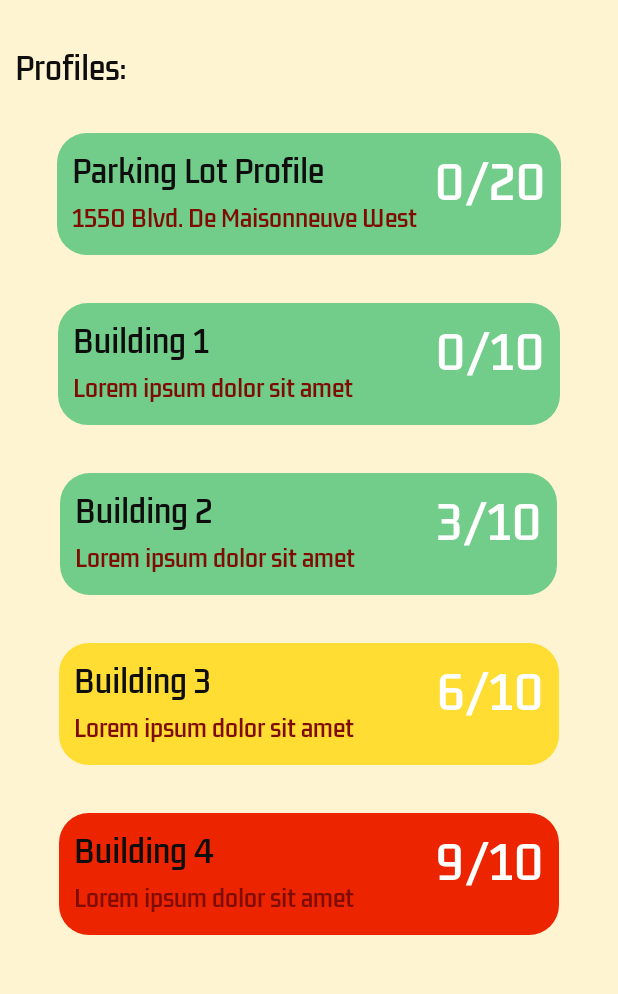
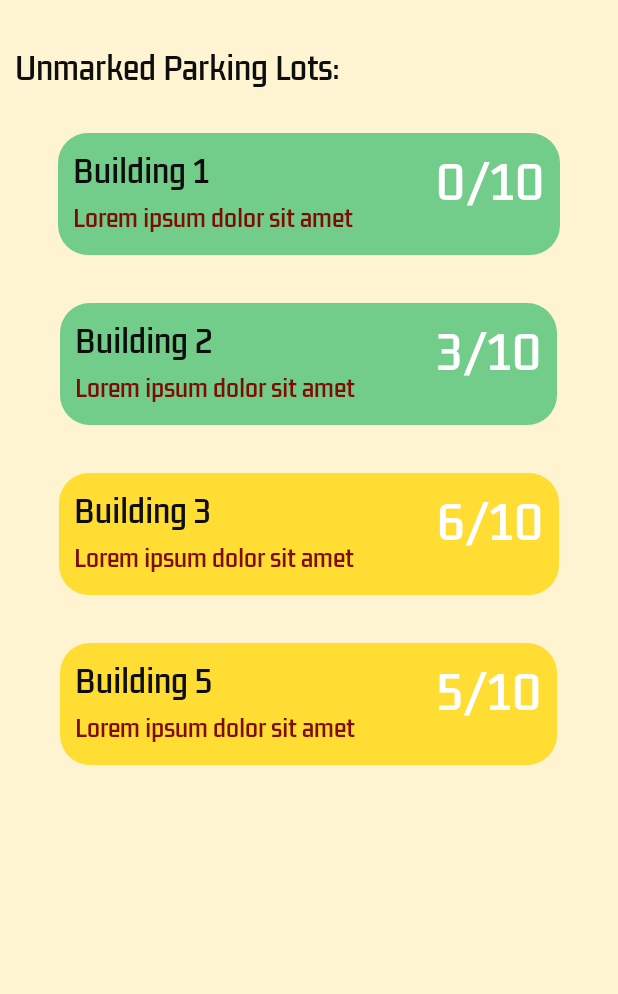
Before and after one commit to minhtrannhat/coen390, an Android app: the screen it shows after launch (UserHomescreen before the commit, AddLocation after it), after a tap on "Search", on a phone screen of 412 x 824 dp, the part 120-1114 px from its top. Run offline under Robolectric (Android 15) with nearby library versions, the phone set to English and light mode, and no system bars; our stand-ins replace Firebase (no records; nobody signed in at launch, a user with empty details on screens opened directly); 11 statements that could not run were skipped.

Commit message:
feat: added the ability to add and remove parking lots

```diff
--- a/coen390_android_app/app/src/main/java/com/example/coen390_app/Models/SecondaryParkingLot.java
+++ b/coen390_android_app/app/src/main/java/com/example/coen390_app/Models/SecondaryParkingLot.java
@@ -4,7 +4,9 @@ import android.location.Address;
 
 import com.google.firebase.database.ChildEvent;
 
-public class SecondaryParkingLot {
+import java.io.Serializable;
+
+public class SecondaryParkingLot implements Serializable {
 
     public String name;
 
--- /dev/null
+++ b/coen390_android_app/app/src/main/java/com/example/coen390_app/Views/AddLocation.java
@@ -0,0 +1,109 @@
+package com.example.coen390_app.Views;
+
+import androidx.appcompat.app.AppCompatActivity;
+import androidx.appcompat.widget.Toolbar;
+import androidx.recyclerview.widget.LinearLayoutManager;
+import androidx.recyclerview.widget.RecyclerView;
+
+import android.content.Intent;
+import android.content.SharedPreferences;
+import android.os.Bundle;
+import android.view.Menu;
+import android.view.MenuItem;
+import android.widget.Toast;
+
+import com.example.coen390_app.Models.ParkingLotProfile;
+import com.example.coen390_app.Models.SecondaryParkingLot;
+import com.example.coen390_app.R;
+
+import java.io.Serializable;
+import java.util.ArrayList;
+import java.util.List;
+
+
+public class AddLocation extends AppCompatActivity {
+
+    private RecyclerView recyclerView;
+
+    private List<SecondaryParkingLot> parkingLotList = new ArrayList<SecondaryParkingLot>();
+    private List<SecondaryParkingLot> unusedParkingLotList = new ArrayList<SecondaryParkingLot>();
+    private ParkingLotAdapter parkingLotAdapter;
+
+    @Override
+    protected void onCreate(Bundle savedInstanceState) {
+        super.onCreate(savedInstanceState);
+        setContentView(R.layout.activity_add_location);
+
+        Intent intent = getIntent();
+        Bundle args = intent.getBundleExtra("BUNDLE1");
+        parkingLotList = (ArrayList<SecondaryParkingLot>) args.getSerializable("ARRAYLIST");
+        args = intent.getBundleExtra("BUNDLE2");
+        unusedParkingLotList = (ArrayList<SecondaryParkingLot>) args.getSerializable("UNUSEDARRAYLIST");
+
+
+        Toolbar toolbar = findViewById(R.id.toolbar);
+        setSupportActionBar(toolbar);
+        getSupportActionBar().setDisplayShowTitleEnabled(false);
+
+        buildRecyclerView();
+    }
+
+    @Override
+    public boolean onCreateOptionsMenu(Menu menu) {
+        getMenuInflater().inflate(R.menu.toolbar_add_item, menu);
+        return true;
+    }
+
+    @Override
+    public boolean onOptionsItemSelected(MenuItem item) {
+        int id = item.getItemId();
+
+
+
+
+        if (id == R.id.action_search) {
+            // need to clear array before switching to avoid element copies
+            return true;
+        }
+
+        if (id == R.id.refresh_homescreen2){
+            buildRecyclerView();
+            return true;
+        }
+
+        if (id == R.id.go_back){
+            Intent intent = new Intent(this, UserHomescreen.class);
+            Bundle args = new Bundle();
+            args.putSerializable("ARRAYLIST",(Serializable)parkingLotList );
+            intent.putExtra("BUNDLE1",args);
+            args.putSerializable("UNUSEDARRAYLIST",(Serializable)unusedParkingLotList);
+            intent.putExtra("BUNDLE2",args);
+            startActivity(intent);
+            return true;
+        }
+
+        return super.onOptionsItemSelected(item);
+    }
+    private void buildRecyclerView(){
+        recyclerView =findViewById(R.id.parking_lot_profile_list_add);
+
+
+        List<ParkingLotProfile> parkingLotProfiles = new ArrayList<ParkingLotProfile>();
+        parkingLotAdapter = new ParkingLotAdapter(getApplicationContext(), parkingLotProfiles,unusedParkingLotList,false,false);
+
+        parkingLotAdapter.setOnItemClickListener(new ParkingLotAdapter.OnItemClickListener() {
+            @Override
+            public void onItemClick(int position) {
+                parkingLotList.add(unusedParkingLotList.get(position));
+                unusedParkingLotList.remove(position);
+                buildRecyclerView();
+
+
+            }
+        });
+
+
+        recyclerView.setLayoutManager(new LinearLayoutManager(getApplicationContext()));
+        recyclerView.setAdapter(parkingLotAdapter);
+    }
+}
--- a/coen390_android_app/app/src/main/java/com/example/coen390_app/Views/UserHomescreen.java
+++ b/coen390_android_app/app/src/main/java/com/example/coen390_app/Views/UserHomescreen.java
@@ -8,6 +8,7 @@ import androidx.recyclerview.widget.RecyclerView;
 import androidx.recyclerview.widget.LinearLayoutManager;
 
 import android.content.Intent;
+import android.content.SharedPreferences;
 import android.os.Bundle;
 import android.util.Log;
 import android.view.Menu;
@@ -22,6 +23,7 @@ import com.example.coen390_app.Models.ParkingLotProfile;
 import com.example.coen390_app.Models.SecondaryParkingLot;
 import com.example.coen390_app.R;
 
+import java.io.Serializable;
 import java.util.ArrayList;
 import java.util.List;
 import java.util.Map;
@@ -32,6 +34,11 @@ public class UserHomescreen extends AppCompatActivity {
     private RecyclerView recyclerView;
 
     private List<SecondaryParkingLot> parkingLotList = new ArrayList<SecondaryParkingLot>();
+
+    private List<SecondaryParkingLot> unusedParkingLotList = new ArrayList<SecondaryParkingLot>();
+
+    private List<SecondaryParkingLot> oldParkingLotList = new ArrayList<SecondaryParkingLot>();
+    private List<SecondaryParkingLot> oldUnusedList = new ArrayList<SecondaryParkingLot>();
     private ParkingLotAdapter parkingLotAdapter;
 
     private ParkingLotProfileFirebaseHelper dbHelper;
@@ -39,19 +46,38 @@ public class UserHomescreen extends AppCompatActivity {
     private Button btnCancel, btnSave;
     private boolean isEditMode = false;
 
+    static private boolean firstLogIn = true;
+
     @Override
     protected void onCreate(Bundle savedInstanceState) {
         super.onCreate(savedInstanceState);
         setContentView(R.layout.activity_user_homescreen);
 
-        SecondaryParkingLot temp =  new SecondaryParkingLot("Joe","smith",2,"green");
 
-        for(int i =0; i <5;i++){
-            int occ = 2*i+ i;
-            if(occ > 10){occ = 5;}
-            parkingLotList.add(new SecondaryParkingLot("Building " + (i+1), "Lorem ipsum dolor sit amet",occ,"green"));
+        // extra array
+        if(firstLogIn){
+            for(int i =0; i <5;i++){
+                int occ = 2*i+ i;
+                if(occ > 10){occ = 5;}
+                if(i == 3){
+                    parkingLotList.add(new SecondaryParkingLot("Building " + (i+1), "Lorem ipsum dolor sit amet",occ,"green"));
+                }else{
+                    unusedParkingLotList.add(new SecondaryParkingLot("Building " + (i+1), "Lorem ipsum dolor sit amet",occ,"green"));
+                }
+
+            }
+            firstLogIn = false;
+        }else{
+            Intent intent = getIntent();
+            Bundle args = intent.getBundleExtra("BUNDLE1");
+            parkingLotList = (ArrayList<SecondaryParkingLot>) args.getSerializable("ARRAYLIST");
+            args = intent.getBundleExtra("BUNDLE2");
+            unusedParkingLotList = (ArrayList<SecondaryParkingLot>) args.getSerializable("UNUSEDARRAYLIST");
+
         }
 
+        oldParkingLotList = new ArrayList<SecondaryParkingLot>(parkingLotList);
+        oldUnusedList = new ArrayList<SecondaryParkingLot>(unusedParkingLotList);
 
         Toolbar toolbar = findViewById(R.id.toolbar);
         setSupportActionBar(toolbar);
@@ -66,6 +92,8 @@ public class UserHomescreen extends AppCompatActivity {
             @Override
             public void onClick(View v) {
                 isEditMode = !isEditMode;
+                oldParkingLotList = new ArrayList<SecondaryParkingLot>(parkingLotList);
+                oldUnusedList = new ArrayList<SecondaryParkingLot>(unusedParkingLotList);
                 toggleEditMode(isEditMode);
             }
         });
@@ -74,7 +102,10 @@ public class UserHomescreen extends AppCompatActivity {
             @Override
             public void onClick(View v) {
                 isEditMode = !isEditMode;
+                parkingLotList = new ArrayList<SecondaryParkingLot>(oldParkingLotList);
+                unusedParkingLotList = new ArrayList<SecondaryParkingLot>(oldUnusedList);
                 toggleEditMode(isEditMode);
+                buildRecyclerView();
             }
         });
 
@@ -133,6 +164,15 @@ public class UserHomescreen extends AppCompatActivity {
         }
 
         if (id == R.id.action_search) {
+            // need to clear array before switching to avoid element copies
+            Intent intent = new Intent(this, AddLocation.class);
+            Bundle args = new Bundle();
+            args.putSerializable("ARRAYLIST",(Serializable)parkingLotList );
+            intent.putExtra("BUNDLE1",args);
+            args.putSerializable("UNUSEDARRAYLIST",(Serializable)unusedParkingLotList);
+            intent.putExtra("BUNDLE2",args);
+            startActivity(intent);
+
             // Handle the search action
             //performSearch();
             return true;
@@ -152,6 +192,8 @@ public class UserHomescreen extends AppCompatActivity {
     }
 
     private void buildRecyclerView(){
+
+
         recyclerView =findViewById(R.id.parking_lot_profile_list);
         dbHelper.getParkingLotProfiles(new ParkingLotProfileFirebaseHelper.OnDataLoadedListener() {
             @Override
@@ -188,7 +230,16 @@ public class UserHomescreen extends AppCompatActivity {
                     @Override
                     public void onItemClick(int position) {
                         // Handle item click, e.g., launch UserMapInterface activity
-                        if(position == 0){
+                        if(isEditMode){
+                            if(position == 0){
+                                Toast.makeText(UserHomescreen.this,"Unable to complete action! Try again later",Toast.LENGTH_SHORT).show();
+                            }else{
+                                unusedParkingLotList.add(parkingLotList.get(position-1));
+                                parkingLotList.remove(position-1);
+                                buildRecyclerView();
+                            }
+                        }
+                        else if(position == 0){
                             Open_UserMapInterface();
                         }else{
                             Toast.makeText(UserHomescreen.this,"Parking information is currently down",Toast.LENGTH_SHORT).show();
@@ -205,15 +256,6 @@ public class UserHomescreen extends AppCompatActivity {
                 Log.d("Userhomescreen", "onStart: Current parkingLotList size " + parkingLotProfiles.size());
 
 
-
-
-//                recyclerView2 = findViewById(R.id.parking_lot_profile_list_2);
-//
-//                secondAdapter = new SecondAdapterImpl(getApplicationContext(),parkingLotList);
-//                recyclerView2.setLayoutManager(new LinearLayoutManager(getApplicationContext()));
-//                recyclerView2.setAdapter(secondAdapter);
-
-
             }
 
             @Override
--- /dev/null
+++ b/coen390_android_app/app/src/main/res/layout/activity_add_location.xml
@@ -0,0 +1,52 @@
+<?xml version="1.0" encoding="utf-8"?>
+<LinearLayout xmlns:android="http://schemas.android.com/apk/res/android"
+    xmlns:app="http://schemas.android.com/apk/res-auto"
+    xmlns:tools="http://schemas.android.com/tools"
+    android:layout_width="match_parent"
+    android:layout_height="match_parent"
+    android:background="#fff4d2"
+    android:orientation="vertical"
+    tools:context=".Views.UserHomescreen">
+
+    <include
+        layout="@layout/toolbar"
+        android:layout_width="match_parent"
+        android:layout_height="80dp"
+        android:layout_alignParentTop="true" />
+
+    <LinearLayout
+        android:layout_width="match_parent"
+        android:layout_height="match_parent"
+        android:layout_margin="10dp"
+        android:gravity="top|start"
+        android:orientation="vertical">
+
+        <TextView
+            android:id="@+id/text1"
+            android:layout_width="wrap_content"
+            android:layout_height="wrap_content"
+            android:layout_marginTop="20dp"
+            android:paddingBottom="0dp"
+            android:text="Unmarked Parking Lots: "
+            android:textColor="#0E0E0E"
+            android:textSize="20sp"
+            android:fontFamily="@font/kdamthmorproregular"
+            tools:ignore="MissingConstraints" />
+
+
+        <androidx.recyclerview.widget.RecyclerView
+            android:id="@+id/parking_lot_profile_list_add"
+            android:layout_width="match_parent"
+            android:layout_height="wrap_content"
+            android:layout_marginTop="8dp"
+            android:layout_weight="0"
+            android:scrollbars="vertical"
+            app:layoutManager="androidx.recyclerview.widget.LinearLayoutManager"
+            tools:ignore="MissingClass"
+            tools:listitem="@layout/user_parking_lot_profile" />
+
+
+
+    </LinearLayout>
+
+</LinearLayout>
--- /dev/null
+++ b/coen390_android_app/app/src/main/res/menu/toolbar_add_item.xml
@@ -0,0 +1,23 @@
+<?xml version="1.0" encoding="utf-8"?>
+<!-- res/menu/toolbar_menu.xml -->
+<menu xmlns:android="http://schemas.android.com/apk/res/android"
+    xmlns:app="http://schemas.android.com/apk/res-auto">
+
+    <item
+        android:id="@+id/action_search2"
+        android:icon="@android:drawable/ic_menu_search"
+        android:title="Search"
+        app:showAsAction="ifRoom" />
+
+    <item
+        android:id="@+id/refresh_homescreen2"
+        android:icon="@drawable/ic_menu_refresh"
+        android:title="Refresh"
+        app:showAsAction="never" />
+
+    <item
+        android:id="@+id/go_back"
+        android:title="Return"
+        app:showAsAction="never" />
+
+</menu>
```
Also changed, not shown: coen390_android_app/app/src/main/AndroidManifest.xml (+7 -4 lines).
